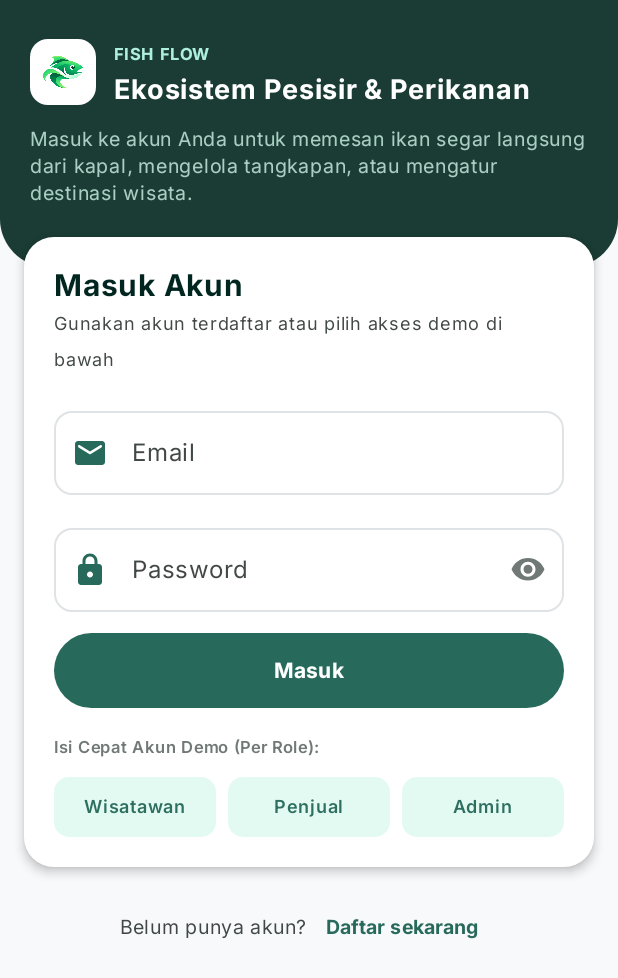
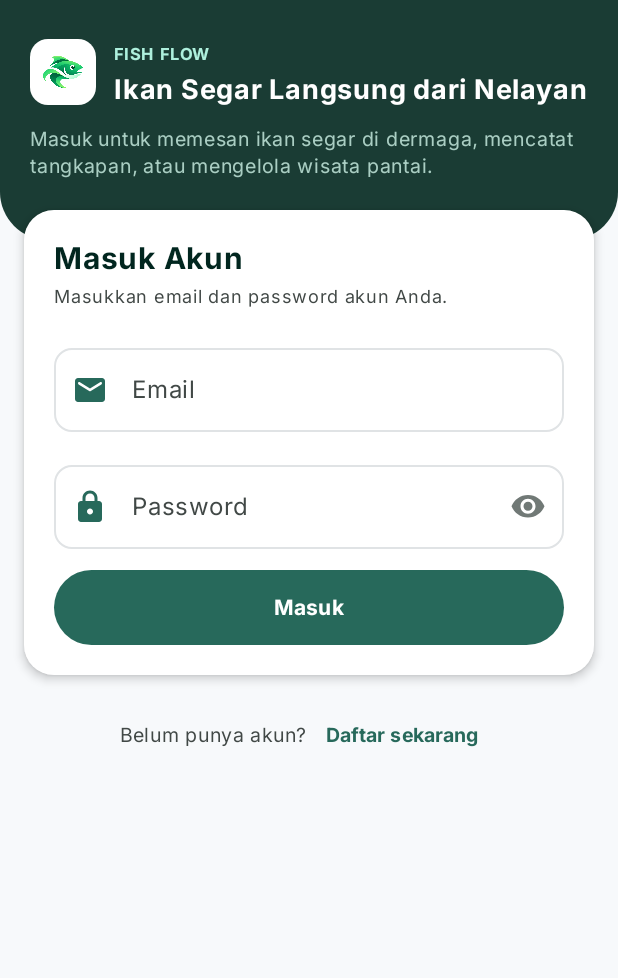
Before and after one commit to sulthonaw/fishflow-app, an Android app built with Jetpack Compose: the @Preview function LoginScreenPreview, on a phone screen of 412 x 824 dp. Shown: the top 978 px of the screen. Run offline under Robolectric (Android 15) with nearby library versions, the phone set to English and light mode, and no system bars.

Commit message:
chore: refine UI copywriting for production readiness and remove login demo shortcuts

```diff
--- a/app/src/main/java/com/fishflow/app/feature/admin/ManageDestinationScreen.kt
+++ b/app/src/main/java/com/fishflow/app/feature/admin/ManageDestinationScreen.kt
@@ -129,7 +129,7 @@ fun ManageDestinationScreen(
             CoastalHeroHeader(
                 badgeText = "Konten Wisata",
                 title = "Kelola Destinasi",
-                subtitle = "Tambah destinasi, atur aktivitas, dan tarik dari atas untuk memuat ulang."
+                subtitle = "Tambah destinasi dan atur daftar aktivitas wisata pantai."
             )
 
             Column(
--- a/app/src/main/java/com/fishflow/app/feature/auth/LoginScreen.kt
+++ b/app/src/main/java/com/fishflow/app/feature/auth/LoginScreen.kt
@@ -92,7 +92,6 @@ fun LoginScreen(
         uiState = uiState,
         onEmailChange = viewModel::onEmailChange,
         onPasswordChange = viewModel::onPasswordChange,
-        onSelectDemoRole = viewModel::fillDemoAccount,
         onLoginClick = viewModel::onLoginClick,
         onRegisterClick = onRegisterClick,
         modifier = modifier
@@ -104,7 +103,6 @@ private fun LoginContent(
     uiState: LoginUiState,
     onEmailChange: (String) -> Unit,
     onPasswordChange: (String) -> Unit,
-    onSelectDemoRole: (UserRole) -> Unit,
     onLoginClick: () -> Unit,
     onRegisterClick: () -> Unit,
     modifier: Modifier = Modifier
@@ -150,7 +148,7 @@ private fun LoginContent(
                             letterSpacing = 0.8.sp
                         )
                         Text(
-                            text = "Ekosistem Pesisir & Perikanan",
+                            text = "Ikan Segar Langsung dari Nelayan",
                             color = Color.White,
                             fontSize = 18.sp,
                             fontWeight = FontWeight.Bold
@@ -159,7 +157,7 @@ private fun LoginContent(
                 }
 
                 Text(
-                    text = "Masuk ke akun Anda untuk memesan ikan segar langsung dari kapal, mengelola tangkapan, atau mengatur destinasi wisata.",
+                    text = "Masuk untuk memesan ikan segar di dermaga, mencatat tangkapan, atau mengelola wisata pantai.",
                     color = OrderDesignTokens.SageLight,
                     fontSize = 13.sp,
                     lineHeight = 18.sp
@@ -194,7 +192,7 @@ private fun LoginContent(
                             fontWeight = FontWeight.Bold
                         )
                         Text(
-                            text = "Gunakan akun terdaftar atau pilih akses demo di bawah",
+                            text = "Masukkan email dan password akun Anda.",
                             color = OrderDesignTokens.TextSecondary,
                             fontSize = 12.sp
                         )
@@ -295,35 +293,6 @@ private fun LoginContent(
                             Text("Masuk", fontSize = 14.sp, fontWeight = FontWeight.Bold)
                         }
                     }
-
-                    Column(verticalArrangement = Arrangement.spacedBy(8.dp)) {
-                        Text(
-                            text = "Isi Cepat Akun Demo (Per Role):",
-                            color = OrderDesignTokens.TextMuted,
-                            fontSize = 11.sp,
-                            fontWeight = FontWeight.SemiBold
-                        )
-                        Row(
-                            modifier = Modifier.fillMaxWidth(),
-                            horizontalArrangement = Arrangement.spacedBy(8.dp)
-                        ) {
-                            DemoRoleChip(
-                                label = "Wisatawan",
-                                onClick = { onSelectDemoRole(UserRole.WISATAWAN) },
-                                modifier = Modifier.weight(1f)
-                            )
-                            DemoRoleChip(
-                                label = "Penjual",
-                                onClick = { onSelectDemoRole(UserRole.PENJUAL) },
-                                modifier = Modifier.weight(1f)
-                            )
-                            DemoRoleChip(
-                                label = "Admin",
-                                onClick = { onSelectDemoRole(UserRole.ADMIN) },
-                                modifier = Modifier.weight(1f)
-                            )
-                        }
-                    }
                 }
             }
 
@@ -350,29 +319,6 @@ private fun LoginContent(
     }
 }
 
-@Composable
-private fun DemoRoleChip(
-    label: String,
-    onClick: () -> Unit,
-    modifier: Modifier = Modifier
-) {
-    Box(
-        modifier = modifier
-            .clip(RoundedCornerShape(10.dp))
-            .background(OrderDesignTokens.MintAccent.copy(alpha = 0.35f))
-            .clickable(onClick = onClick)
-            .padding(vertical = 8.dp),
-        contentAlignment = Alignment.Center
-    ) {
-        Text(
-            text = label,
-            color = OrderDesignTokens.CoastalTealDark,
-            fontSize = 12.sp,
-            fontWeight = FontWeight.SemiBold
-        )
-    }
-}
-
 @Preview(showBackground = true)
 @Composable
 private fun LoginScreenPreview() {
@@ -381,7 +327,6 @@ private fun LoginScreenPreview() {
             uiState = LoginUiState(),
             onEmailChange = {},
             onPasswordChange = {},
-            onSelectDemoRole = {},
             onLoginClick = {},
             onRegisterClick = {}
         )
--- a/app/src/main/java/com/fishflow/app/feature/auth/RegisterScreen.kt
+++ b/app/src/main/java/com/fishflow/app/feature/auth/RegisterScreen.kt
@@ -159,13 +159,13 @@ private fun RegisterContent(
                     verticalArrangement = Arrangement.spacedBy(4.dp)
                 ) {
                     Text(
-                        text = "Bergabung dengan FishFlow",
+                        text = "Buat Akun FishFlow",
                         color = Color.White,
                         fontSize = 21.sp,
                         fontWeight = FontWeight.Bold
                     )
                     Text(
-                        text = "Pilih peran Anda untuk langsung menjelajahi alur aplikasi.",
+                        text = "Pilih peran yang sesuai dengan kebutuhan Anda di FishFlow.",
                         color = OrderDesignTokens.SageLight,
                         fontSize = 13.sp
                     )
--- a/app/src/main/java/com/fishflow/app/feature/seller/inventory/InventoryScreen.kt
+++ b/app/src/main/java/com/fishflow/app/feature/seller/inventory/InventoryScreen.kt
@@ -89,7 +89,7 @@ fun InventoryScreen(
                 CoastalHeroHeader(
                     badgeText = "Manajemen Stok",
                     title = "Inventory Tangkapan",
-                    subtitle = "Kelola ketersediaan stok dan tarik dari atas untuk memperbarui."
+                    subtitle = "Pantau stok dan status jual hasil tangkapan Anda."
                 )
 
                 Column(
--- a/app/src/main/java/com/fishflow/app/feature/seller/inventory/UpdatePriceScreen.kt
+++ b/app/src/main/java/com/fishflow/app/feature/seller/inventory/UpdatePriceScreen.kt
@@ -76,7 +76,7 @@ fun UpdatePriceScreen(
                 .verticalScroll(rememberScrollState())
         ) {
             CoastalHeroHeader(
-                badgeText = "ID Produk: ${uiState.productId}",
+                badgeText = "Atur Harga Jual",
                 title = uiState.namaIkan,
                 subtitle = "Perbarui harga jual per kilogram untuk etalase wisatawan."
             )
--- a/app/src/main/java/com/fishflow/app/feature/tourist/budget/BudgetPlannerScreen.kt
+++ b/app/src/main/java/com/fishflow/app/feature/tourist/budget/BudgetPlannerScreen.kt
@@ -66,7 +66,7 @@ fun BudgetPlannerScreen(
             CoastalHeroHeader(
                 badgeText = "Perencanaan Biaya",
                 title = uiState.destinationName.ifBlank { "Estimasi Anggaran" },
-                subtitle = "Centang aktivitas untuk melihat perkiraan biaya wisatamu."
+                subtitle = "Pilih aktivitas yang ingin diikuti untuk menghitung perkiraan biaya."
             )
 
             Column(
--- a/app/src/main/java/com/fishflow/app/feature/tourist/destination/DestinationListScreen.kt
+++ b/app/src/main/java/com/fishflow/app/feature/tourist/destination/DestinationListScreen.kt
@@ -85,7 +85,7 @@ fun DestinationListScreen(
             CoastalHeroHeader(
                 badgeText = "Rencana Wisata Bahari",
                 title = "Destinasi Wisata",
-                subtitle = "Temukan pantai dan aktivitas pesisir untuk rencana liburanmu."
+                subtitle = "Pilih destinasi pantai dan rencanakan aktivitas liburan Anda."
             )
 
             Column(
```
Also changed, not shown: app/src/main/java/com/fishflow/app/feature/auth/LoginViewModel.kt (+0 -13 lines).
